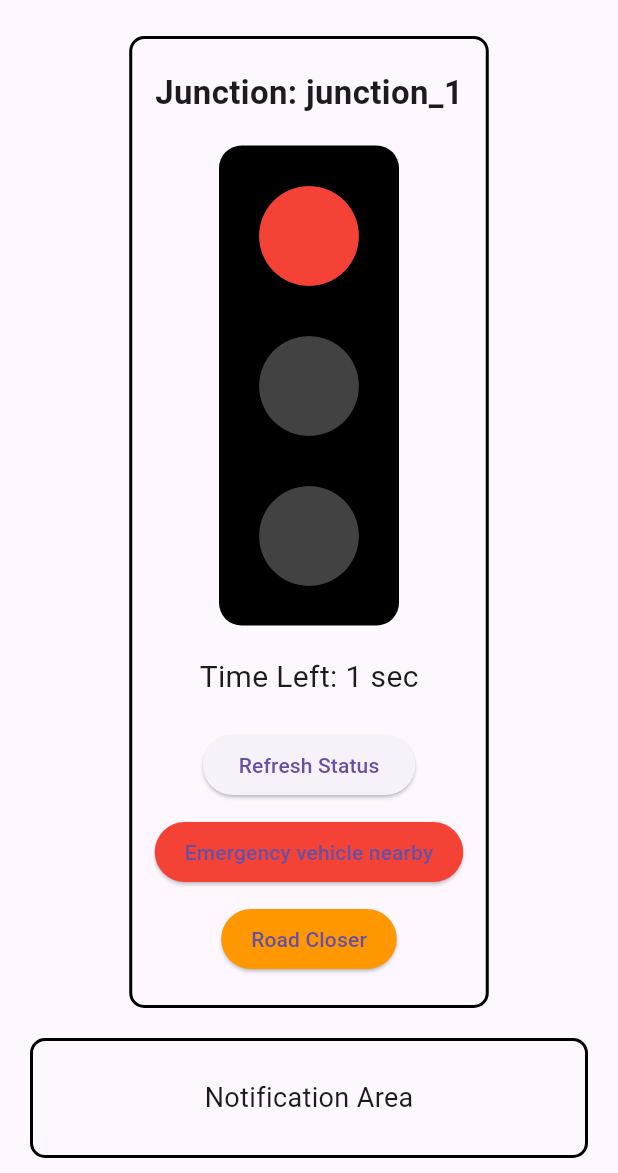
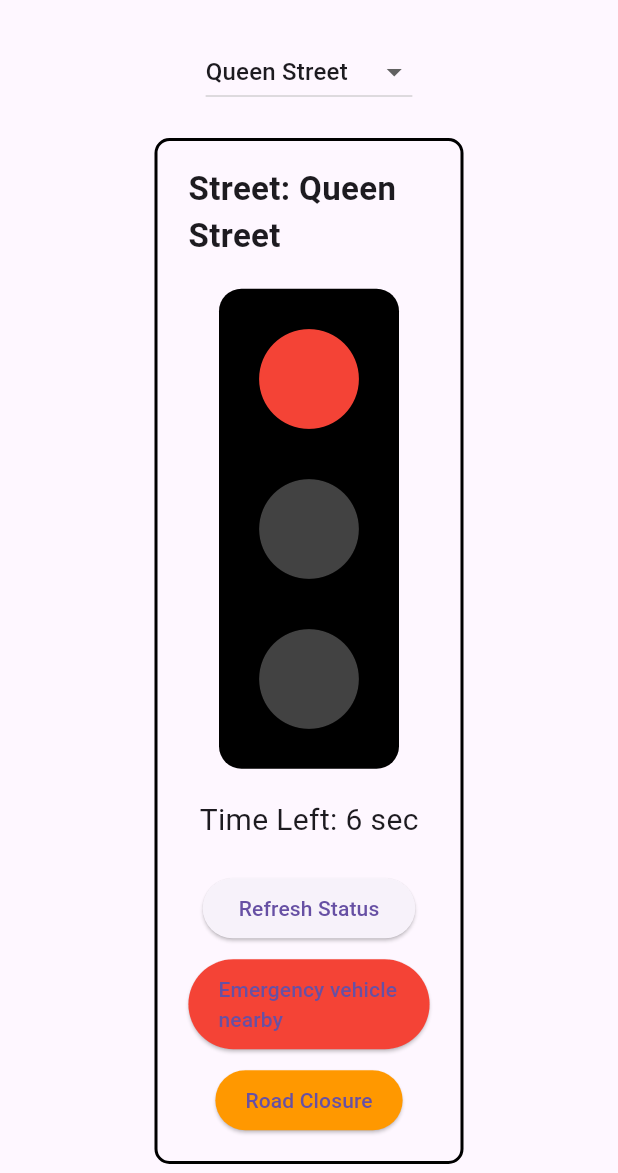
Before and after one commit to ShelvinKumar/ShelvinKumar-COMP826_Assignment_2, a Flutter app: the screen it shows after launch, after a tap on "Refresh Status", on a phone screen of 412 x 824 dp, the part 63-1236 px from its top. Run offline on Flutter 3.47's test engine with Material 3 defaults, Android fonts, the light colour scheme and no system bars; network calls fail.

Commit message:
UI Update

```diff
--- a/virtual_traffic_light/lib/main.dart
+++ b/virtual_traffic_light/lib/main.dart
@@ -2,8 +2,16 @@
 import 'dart:async';
 import 'dart:convert';
 import 'package:http/http.dart' as http;
+import 'package:provider/provider.dart';
 
-void main() => runApp(MyApp());
+void main() {
+  runApp(
+    ChangeNotifierProvider(
+      create: (_) => TrafficLightModel(),
+      child: MyApp(),
+    ),
+  );
+}
 
 class MyApp extends StatelessWidget {
   @override
@@ -12,106 +20,66 @@
       title: 'Virtual Traffic Lights',
       theme: ThemeData(
         primarySwatch: Colors.blue,
+        brightness: Brightness.light, // Light theme
       ),
+      darkTheme: ThemeData(
+        primarySwatch: Colors.blue,
+        brightness: Brightness.dark, // Dark theme
+      ),
+      themeMode: ThemeMode.system, // Use system theme
       home: TrafficLightScreen(),
     );
   }
 }
 
-class TrafficLightScreen extends StatefulWidget {
-  @override
-  _TrafficLightScreenState createState() => _TrafficLightScreenState();
-}
-
-class _TrafficLightScreenState extends State<TrafficLightScreen> {
-  String junctionId = "junction_1";
-  String status = "red"; // Initial status
-  int timeLeft = 10; // Initial time left
-  Timer? _timer;
-
-  @override
-  void initState() {
-    super.initState();
-    startTimer();
-    fetchTrafficLightStatus();
-  }
-
-  @override
-  void dispose() {
-    _timer?.cancel();
-    super.dispose();
-  }
-
-  void startTimer() {
-    _timer = Timer.periodic(Duration(seconds: 1), (Timer timer) {
-      if (timeLeft > 0) {
-        setState(() {
-          timeLeft--;
-        });
-      } else {
-        changeTrafficLightState();
-      }
-    });
-  }
-
-  void changeTrafficLightState() {
-    setState(() {
-      if (status == "red") {
-        status = "green";
-        timeLeft = 10; // Reset time for green light
-      } else if (status == "green") {
-        status = "yellow";
-        timeLeft = 5; // Reset time for yellow light
-      } else if (status == "yellow") {
-        status = "red";
-        timeLeft = 15; // Reset time for red light
-      }
-    });
-  }
-
-  Future<void> fetchTrafficLightStatus() async {
-    final response = await http.get(
-      Uri.parse('http://172.23.39.233:5000/traffic_light/$junctionId'),
-    );
-
-    if (response.statusCode == 200) {
-      final data = jsonDecode(response.body);
-      setState(() {
-        status = data['status'];
-        timeLeft = data['time_left'];
-      });
-    } else {
-      throw Exception('Failed to load traffic light status');
-    }
-  }
-
+class TrafficLightScreen extends StatelessWidget {
   @override
   Widget build(BuildContext context) {
+    final model = Provider.of<TrafficLightModel>(context);
+
     return Scaffold(
       appBar: AppBar(
         title: Text('Virtual Traffic Lights'),
-        centerTitle: true, // Center the app bar title
+        centerTitle: true,
       ),
       body: Padding(
         padding: const EdgeInsets.symmetric(horizontal: 20.0, vertical: 10.0),
         child: Column(
           children: [
-            // Junction ID and Traffic Light Status
+            // Responsive Street Name Selector
+            DropdownButton<String>(
+              value: model.selectedStreet,
+              onChanged: (String? newValue) {
+                model.setSelectedStreet(newValue!);
+              },
+              items: model.streetNames.map<DropdownMenuItem<String>>((String street) {
+                return DropdownMenuItem<String>(
+                  value: street,
+                  child: Text(street),
+                );
+              }).toList(),
+            ),
+            SizedBox(height: 20),
+            // Responsive Traffic Light Display
             Container(
+              width: MediaQuery.of(context).size.width * 0.5, // Responsive width
+              padding: EdgeInsets.symmetric(
+                vertical: MediaQuery.of(context).size.height * 0.02,
+                horizontal: MediaQuery.of(context).size.width * 0.05,
+              ),
               decoration: BoxDecoration(
                 border: Border.all(color: Colors.black, width: 2),
                 borderRadius: BorderRadius.circular(10),
               ),
-              padding: EdgeInsets.symmetric(vertical: 20, horizontal: 15),
               child: Column(
                 children: [
                   Text(
-                    'Junction: $junctionId',
+                    'Street: ${model.selectedStreet}',
                     style: TextStyle(fontSize: 22, fontWeight: FontWeight.bold),
                   ),
                   SizedBox(height: 20),
-                  // Traffic Light Display
-                  Container(
+                  AnimatedContainer(
+                    duration: Duration(seconds: 1), // Smooth transition for color changes
                     width: 120,
                     height: 320,
                     decoration: BoxDecoration(
@@ -123,17 +91,17 @@
                       children: [
                         Icon(
                           Icons.circle,
-                          color: status == "red" ? Colors.red : Colors.grey[800],
+                          color: model.status == "red" ? Colors.red : Colors.grey[800],
                           size: 80,
                         ),
                         Icon(
                           Icons.circle,
-                          color: status == "yellow" ? Colors.yellow : Colors.grey[800],
+                          color: model.status == "yellow" ? Colors.yellow : Colors.grey[800],
                           size: 80,
                         ),
                         Icon(
                           Icons.circle,
-                          color: status == "green" ? Colors.green : Colors.grey[800],
+                          color: model.status == "green" ? Colors.green : Colors.grey[800],
                           size: 80,
                         ),
                       ],
@@ -141,18 +109,18 @@
                   ),
                   SizedBox(height: 20),
                   Text(
-                    'Time Left: $timeLeft sec',
+                    'Time Left: ${model.timeLeft} sec',
                     style: TextStyle(fontSize: 20),
                   ),
                   SizedBox(height: 20),
                   ElevatedButton(
-                    onPressed: fetchTrafficLightStatus,
+                    onPressed: model.fetchTrafficLightStatus,
                     child: Text('Refresh Status'),
                   ),
                   SizedBox(height: 10),
                   ElevatedButton(
                     onPressed: () {
-                      showAlert(context, "Emergency vehicle nearby", "GIVE WAY");
+                      model.showAlert(context, "Emergency vehicle nearby", "GIVE WAY");
                     },
                     child: Text('Emergency vehicle nearby'),
                     style: ElevatedButton.styleFrom(
@@ -163,9 +131,9 @@
                   SizedBox(height: 10),
                   ElevatedButton(
                     onPressed: () {
-                      showAlert(context, "Road Closure Ahead", "Drive safe");
+                      model.showAlert(context, "Road Closure Ahead", "Drive safe");
                     },
-                    child: Text('Road Closer'),
+                    child: Text('Road Closure'),
                     style: ElevatedButton.styleFrom(
                       backgroundColor: Colors.orange,
                       padding: EdgeInsets.symmetric(horizontal: 20, vertical: 10),
@@ -195,6 +163,90 @@
       ),
     );
   }
+}
+
+class TrafficLightModel with ChangeNotifier {
+  List<String> streetNames = [
+    "Queen Street",
+    "Lambton Quay",
+    "Ponsonby Road",
+    "Cuba Street",
+    "George Street"
+  ]; // List of New Zealand street names
+
+  String selectedStreet = "Queen Street"; // Default selected street
+  String status = "red"; // Initial status
+  int timeLeft = 15; // Initial time left for red light
+  Timer? _timer;
+  Timer? _fetchTimer; // Timer for fetching real-time updates
+  final String apiKey = "ZlCCGO33mGSVKIOzd6AGzUSi2FAQkA8y"; // TomTom API Key
+
+  TrafficLightModel() {
+    startTimer();
+    fetchTrafficLightStatusPeriodically(); // Start fetching data periodically
+  }
+
+  void setSelectedStreet(String street) {
+    selectedStreet = street;
+    fetchTrafficLightStatus(); // Fetch new status when street changes
+  }
+
+  void startTimer() {
+    _timer = Timer.periodic(Duration(seconds: 1), (Timer timer) {
+      if (timeLeft > 0) {
+        timeLeft--;
+      } else {
+        changeTrafficLightState();
+      }
+      notifyListeners();
+    });
+  }
+
+  void changeTrafficLightState() {
+    if (status == "red") {
+      status = "green";
+      timeLeft = 20; // Duration for green light
+    } else if (status == "green") {
+      status = "yellow";
+      timeLeft = 4; // Duration for yellow light
+    } else if (status == "yellow") {
+      status = "red";
+      timeLeft = 15; // Duration for red light
+    }
+    notifyListeners();
+  }
+
+  void fetchTrafficLightStatusPeriodically() {
+    _fetchTimer = Timer.periodic(Duration(seconds: 5), (Timer timer) {
+      fetchTrafficLightStatus();
+    });
+  }
+
+  Future<void> fetchTrafficLightStatus() async {
+    try {
+      // Construct the URL using the selected street and API key
+      final response = await http.get(
+        Uri.parse(
+            'https://api.tomtom.com/junction-analytics/junctions/1/preview?key=$apiKey'),
+      );
+
+      if (response.statusCode == 200) {
+        final data = jsonDecode(response.body);
+
+        // Parse the response based on the actual data structure returned by the API
+        // Assuming that 'currentStatus' and 'timeLeft' are the fields in the response
+        if (data != null && data['currentStatus'] != null && data['timeLeft'] != null) {
+          status = data['currentStatus']; // Replace 'currentStatus' with actual field
+          timeLeft = data['timeLeft'];    // Replace 'timeLeft' with actual field
+        }
+      } else {
+        throw Exception('Failed to load traffic light status');
+      }
+    } catch (e) {
+      print('Error fetching traffic light status: $e');
+    }
+    notifyListeners(); // Notify listeners after updating status
+  }
 
   void showAlert(BuildContext context, String title, String message) {
     showDialog(
--- a/virtual_traffic_light/pubspec.yaml
+++ b/virtual_traffic_light/pubspec.yaml
@@ -30,6 +30,7 @@
 dependencies:
   flutter:
     sdk: flutter
+  provider: ^6.0.0
   http: ^0.13.3
 
   # The following adds the Cupertino Icons font to your application.
```
Also changed, not shown: virtual_traffic_light/pubspec.lock.
